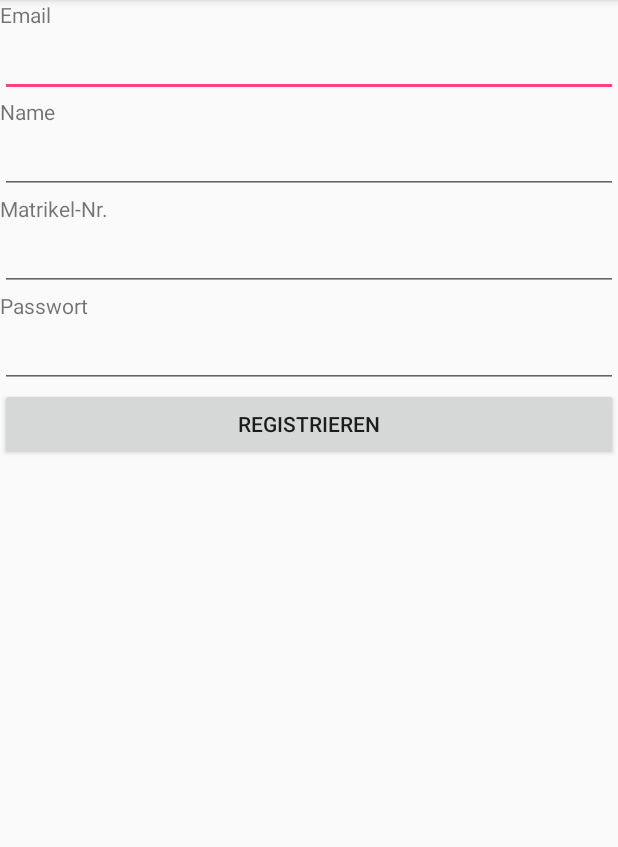
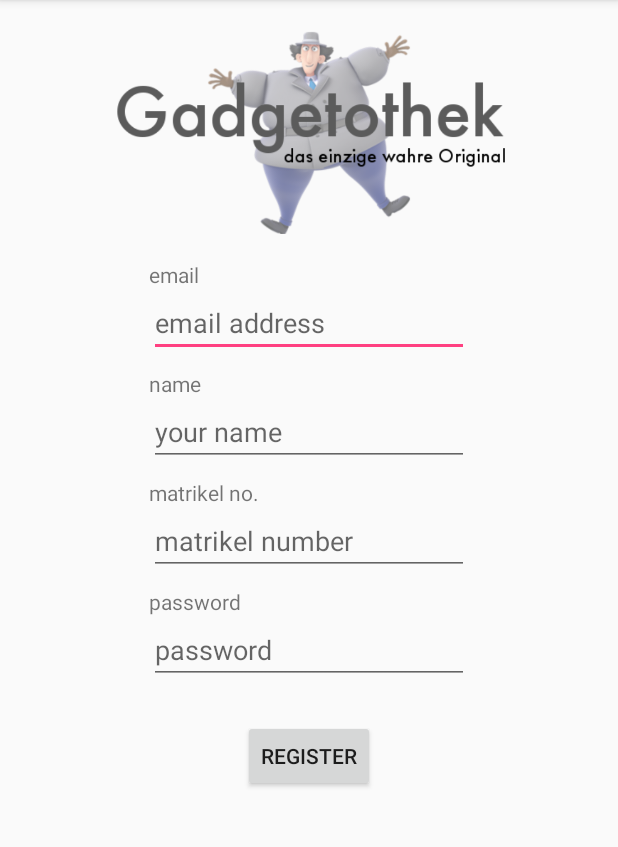
Before and after one commit to Kasacka/mgeminiproject, an Android app: the RegisterActivity screen opened directly, with no data from a screen before it, on a phone screen of 412 x 824 dp, the part 84-931 px from its top. Run offline under Robolectric (Android 15) with nearby library versions, the phone set to English and light mode, and no system bars.

Commit message:
added / fixed registration activity; added material design to login and registration

```diff
--- a/Miniprojekt-App/Miniproject/app/src/main/java/ch/kananga/miniproject/ui/RegisterActivity.java
+++ b/Miniprojekt-App/Miniproject/app/src/main/java/ch/kananga/miniproject/ui/RegisterActivity.java
@@ -13,22 +13,13 @@ import ch.kananga.miniproject.service.LibraryService;
 
 public class RegisterActivity extends AppCompatActivity implements View.OnClickListener {
     private Button registerButton;
-    private TextView emailInput;
-    private TextView passwordInput;
-    private TextView matrikelInput;
-    private TextView nameInput;
 
     @Override
     protected void onCreate(Bundle savedInstanceState) {
         super.onCreate(savedInstanceState);
         setContentView(R.layout.activity_register);
 
-        registerButton = findViewById(R.id.register_button);
-        emailInput = findViewById(R.id.email_input);
-        passwordInput = findViewById(R.id.password_input);
-        matrikelInput = findViewById(R.id.matrikel_input);
-        nameInput = findViewById(R.id.name_input);
-
+        registerButton = findViewById(R.id.registrationRegisterButton);
         registerButton.setOnClickListener(this);
 
         LibraryService.setServerAddress(getString(R.string.serverAddress));
@@ -48,10 +39,10 @@ public class RegisterActivity extends AppCompatActivity implements View.OnClickL
     }
 
     private void onRegisterButtonClick() {
-        final String email = emailInput.getText().toString();
-        final String password = passwordInput.getText().toString();
-        final String name = nameInput.getText().toString();
-        final String matrikelNr = matrikelInput.getText().toString();
+        final String email = ((TextView)findViewById(R.id.registrationEmailText)).getText().toString();
+        final String password = ((TextView)findViewById(R.id.registrationPasswordText)).getText().toString();
+        final String name = ((TextView)findViewById(R.id.registrationNameText)).getText().toString();
+        final String matrikelNr = ((TextView)findViewById(R.id.registrationMatrikelText)).getText().toString();
 
         final Callback<Boolean> loginCallback = new Callback<Boolean>() {
             @Override
@@ -69,8 +60,6 @@ public class RegisterActivity extends AppCompatActivity implements View.OnClickL
         Callback<Boolean> registerCallback = new Callback<Boolean>() {
             @Override
             public void onCompletion(Boolean input) {
-
-
                 LibraryService.login(email, password, loginCallback);
             }
 
--- a/Miniprojekt-App/Miniproject/app/src/main/res/layout/activity_login.xml
+++ b/Miniprojekt-App/Miniproject/app/src/main/res/layout/activity_login.xml
@@ -19,11 +19,20 @@
             android:id="@+id/loginAppImageView"
             android:layout_width="wrap_content"
             android:layout_height="wrap_content"
+            android:adjustViewBounds="true"
             app:srcCompat="@drawable/gadget_app"
             android:contentDescription="@string/loginAppIconImageContentDescription"
-            android:layout_centerVertical="true"
-            android:layout_centerHorizontal="true"
-            android:layout_above="@+id/loginEmailText"/>
+            android:layout_alignParentTop="true"
+            android:layout_centerHorizontal="true" />
+
+        <TextView
+            android:id="@+id/loginEmailLabel"
+            android:layout_width="wrap_content"
+            android:layout_height="wrap_content"
+            android:text="@string/loginEmailLabelText"
+            android:layout_below="@+id/loginAppImageView"
+            android:layout_alignLeft="@+id/loginEmailText"
+            android:layout_alignStart="@+id/loginEmailText" />
 
         <EditText
             android:id="@+id/loginEmailText"
@@ -32,8 +41,18 @@
             android:ems="10"
             android:inputType="textEmailAddress"
             android:hint="@string/loginEmailHintText"
-            android:layout_centerVertical="true"
-            android:layout_centerHorizontal="true"/>
+            android:layout_below="@+id/loginEmailLabel"
+            android:layout_centerHorizontal="true" />
+
+        <TextView
+            android:id="@+id/loginPasswordLabel"
+            android:layout_width="wrap_content"
+            android:layout_height="wrap_content"
+            android:text="@string/loginPasswordLabelText"
+            android:layout_below="@+id/loginEmailText"
+            android:layout_alignLeft="@+id/loginPasswordText"
+            android:layout_alignStart="@+id/loginPasswordText"
+            android:layout_marginTop="8dp"/>
 
         <EditText
             android:id="@+id/loginPasswordText"
@@ -42,10 +61,8 @@
             android:ems="10"
             android:inputType="textPassword"
             android:hint="@string/loginPasswordHintText"
-            android:layout_below="@+id/loginEmailText"
-            android:layout_alignStart="@+id/loginEmailText"
-            android:layout_alignLeft="@+id/loginEmailText"
-            android:layout_marginTop="18dp"/>
+            android:layout_below="@+id/loginPasswordLabel"
+            android:layout_centerHorizontal="true" />
 
         <Switch
             android:id="@+id/loginKeepSwitch"
@@ -55,7 +72,7 @@
             android:layout_below="@+id/loginPasswordText"
             android:layout_alignStart="@+id/loginPasswordText"
             android:layout_alignLeft="@+id/loginPasswordText"
-            android:layout_marginTop="12dp"
+            android:layout_marginTop="16dp"
             android:layout_alignEnd="@+id/loginPasswordText"
             android:layout_alignRight="@+id/loginPasswordText" />
 
@@ -65,7 +82,7 @@
             android:layout_height="wrap_content"
             android:text="@string/loginLoginButtonText"
             android:layout_below="@+id/loginKeepSwitch"
-            android:layout_marginTop="12dp"
+            android:layout_marginTop="16dp"
             android:layout_centerHorizontal="true"/>
 
         <TextView
@@ -82,7 +99,7 @@
             android:layout_width="wrap_content"
             android:layout_height="wrap_content"
             android:text="@string/loginRegistrationButtonText"
-            android:layout_marginBottom="12dp"
+            android:layout_marginBottom="16dp"
             android:layout_alignParentBottom="true"
             android:layout_centerHorizontal="true"/>
     </RelativeLayout>
--- a/Miniprojekt-App/Miniproject/app/src/main/res/layout/activity_register.xml
+++ b/Miniprojekt-App/Miniproject/app/src/main/res/layout/activity_register.xml
@@ -1,66 +1,116 @@
 <?xml version="1.0" encoding="utf-8"?>
-<LinearLayout xmlns:android="http://schemas.android.com/apk/res/android"
+<android.support.design.widget.CoordinatorLayout
     xmlns:tools="http://schemas.android.com/tools"
+    android:id="@+id/loginCoordinatorLayout"
+    xmlns:android="http://schemas.android.com/apk/res/android"
+    xmlns:app="http://schemas.android.com/apk/res-auto"
+    android:layout_width="match_parent"
+    android:layout_height="match_parent">
+
+    <RelativeLayout
         android:layout_width="match_parent"
         android:layout_height="match_parent"
-    android:orientation="vertical"
-    tools:context="ch.kananga.miniproject.ui.RegisterActivity">
+        android:paddingLeft="16dp"
+        android:paddingRight="16dp"
+        tools:context="ch.kananga.miniproject.LoginActivity">
+
+        <ImageView
+            android:id="@+id/registrationAppImageView"
+            android:layout_width="wrap_content"
+            android:layout_height="wrap_content"
+            android:adjustViewBounds="true"
+            app:srcCompat="@drawable/gadget_app"
+            android:contentDescription="@string/registrationAppIconImageContentDescription"
+            android:layout_alignParentTop="true"
+            android:layout_centerHorizontal="true" />
 
         <TextView
-        android:id="@+id/email_label"
-        android:layout_width="match_parent"
+            android:id="@+id/registrationEmailLabel"
+            android:layout_width="wrap_content"
             android:layout_height="wrap_content"
-        android:text="@string/email_label" />
+            android:text="@string/registrationEmailLabelText"
+            android:layout_below="@+id/registrationAppImageView"
+            android:layout_alignLeft="@+id/registrationEmailText"
+            android:layout_alignStart="@+id/registrationEmailText" />
 
         <EditText
-        android:id="@+id/email_input"
-        android:layout_width="match_parent"
+            android:id="@+id/registrationEmailText"
+            android:layout_width="wrap_content"
             android:layout_height="wrap_content"
             android:ems="10"
-        android:inputType="textEmailAddress" />
+            android:hint="@string/registrationEmailHintText"
+            android:inputType="textEmailAddress"
+            android:layout_below="@+id/registrationEmailLabel"
+            android:layout_centerHorizontal="true"/>
 
         <TextView
-        android:id="@+id/name_label"
-        android:layout_width="match_parent"
+            android:id="@+id/registrationNameLabel"
+            android:layout_width="wrap_content"
             android:layout_height="wrap_content"
-        android:text="@string/name_label" />
+            android:text="@string/registrationNameLabelText"
+            android:layout_below="@+id/registrationEmailText"
+            android:layout_alignLeft="@+id/registrationNameText"
+            android:layout_alignStart="@+id/registrationNameText"
+            android:layout_marginTop="8dp" />
 
         <EditText
-        android:id="@+id/name_input"
-        android:layout_width="match_parent"
+            android:id="@+id/registrationNameText"
+            android:layout_width="wrap_content"
             android:layout_height="wrap_content"
             android:ems="10"
-        android:inputType="textPersonName" />
+            android:hint="@string/registrationNameHintText"
+            android:inputType="textPersonName"
+            android:layout_below="@+id/registrationNameLabel"
+            android:layout_centerHorizontal="true" />
 
         <TextView
-        android:id="@+id/matrikel_label"
-        android:layout_width="match_parent"
+            android:id="@+id/registrationMatrikelLabel"
+            android:layout_width="wrap_content"
             android:layout_height="wrap_content"
-        android:text="@string/matrikel_label" />
+            android:text="@string/registrationMatrikelLabelText"
+            android:layout_below="@+id/registrationNameText"
+            android:layout_alignLeft="@+id/registrationMatrikelText"
+            android:layout_alignStart="@+id/registrationMatrikelText"
+            android:layout_marginTop="8dp" />
 
         <EditText
-        android:id="@+id/matrikel_input"
-        android:layout_width="match_parent"
+            android:id="@+id/registrationMatrikelText"
+            android:layout_width="wrap_content"
             android:layout_height="wrap_content"
             android:ems="10"
-        android:inputType="textPersonName" />
+            android:hint="@string/registrationMatrikelHintText"
+            android:inputType="textPersonName"
+            android:layout_below="@+id/registrationMatrikelLabel"
+            android:layout_centerHorizontal="true" />
 
         <TextView
-        android:id="@+id/password_label"
-        android:layout_width="match_parent"
+            android:id="@+id/registrationPasswordLabel"
+            android:layout_width="wrap_content"
             android:layout_height="wrap_content"
-        android:text="@string/password_label" />
+            android:text="@string/registrationPasswordLabelText"
+            android:layout_below="@+id/registrationMatrikelText"
+            android:layout_alignLeft="@+id/registrationPasswordText"
+            android:layout_alignStart="@+id/registrationPasswordText"
+            android:layout_marginTop="8dp"/>
 
         <EditText
-        android:id="@+id/password_input"
-        android:layout_width="match_parent"
+            android:id="@+id/registrationPasswordText"
+            android:layout_width="wrap_content"
             android:layout_height="wrap_content"
             android:ems="10"
-        android:inputType="textPassword" />
+            android:hint="@string/registrationPasswordHintText"
+            android:inputType="textPassword"
+            android:layout_below="@+id/registrationPasswordLabel"
+            android:layout_centerHorizontal="true" />
 
         <Button
-        android:id="@+id/register_button"
-        android:layout_width="match_parent"
+            android:id="@+id/registrationRegisterButton"
+            android:layout_width="wrap_content"
             android:layout_height="wrap_content"
-        android:text="@string/register_button" />
-</LinearLayout>
+            android:text="@string/registrationRegisterButtonText"
+            android:layout_below="@+id/registrationPasswordText"
+            android:layout_centerHorizontal="true"
+            android:layout_marginTop="24dp" />
+
+    </RelativeLayout>
+</android.support.design.widget.CoordinatorLayout>
--- a/Miniprojekt-App/Miniproject/app/src/main/res/values/strings.xml
+++ b/Miniprojekt-App/Miniproject/app/src/main/res/values/strings.xml
@@ -1,29 +1,37 @@
 <resources>
+    <!-- App Data -->
+    <string name="app_name">Miniproject</string>
+
     <!-- Server Adress for communication gadgetothek -->
     <string name="serverAddress">https://warm-ocean-14675.herokuapp.com/public</string>
     <string name="loginAccessError">Something went totally wrong!</string>
 
     <!-- Begin string definition login screen -->
     <string name="loginAppIconImageContentDescription">gadgetothek</string>
+    <string name="loginEmailLabelText">email</string>
     <string name="loginEmailHintText">email address</string>
+    <string name="loginPasswordLabelText">password</string>
     <string name="loginPasswordHintText">password</string>
     <string name="loginKeepSwitchText">keep me logged in</string>
     <string name="loginLoginButtonText">login</string>
     <string name="loginRegistrationViewText">New to Gadgetothek? Register now!</string>
-    <string name="loginRegistrationButtonText">Registration</string>
+    <string name="loginRegistrationButtonText">registration</string>
 
     <!-- Begin string definition registration screen -->
-
+    <string name="registrationAppIconImageContentDescription">gadgetothek registration</string>
+    <string name="registrationEmailLabelText">email</string>
+    <string name="registrationEmailHintText">email address</string>
+    <string name="registrationNameLabelText">name</string>
+    <string name="registrationNameHintText">your name</string>
+    <string name="registrationMatrikelLabelText">matrikel no.</string>
+    <string name="registrationMatrikelHintText">matrikel number</string>
+    <string name="registrationPasswordLabelText">password</string>
+    <string name="registrationPasswordHintText">password</string>
+    <string name="registrationRegisterButtonText">register</string>
 
     <!-- Begin other -->
-    <string name="app_name">Miniproject</string>
     <string name="reservation_input">Reservationsartikel wählen</string>
     <string name="reservation_button">Reservieren</string>
-    <string name="email_label">Email</string>
-    <string name="name_label">Name</string>
-    <string name="matrikel_label">Matrikel-Nr.</string>
-    <string name="password_label">Passwort</string>
-    <string name="register_button">Registrieren</string>
 
     <string-array name="reservation_array">
         <item>Hans</item>
```
Lines whose indentation alone changed are shown as unchanged.
